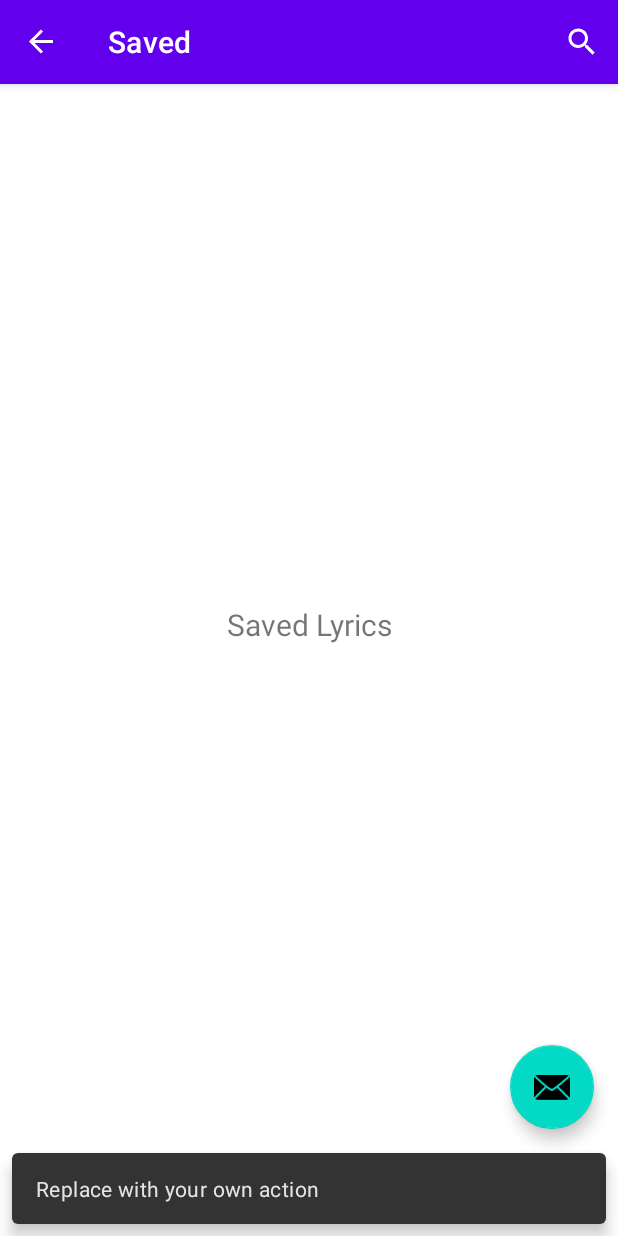
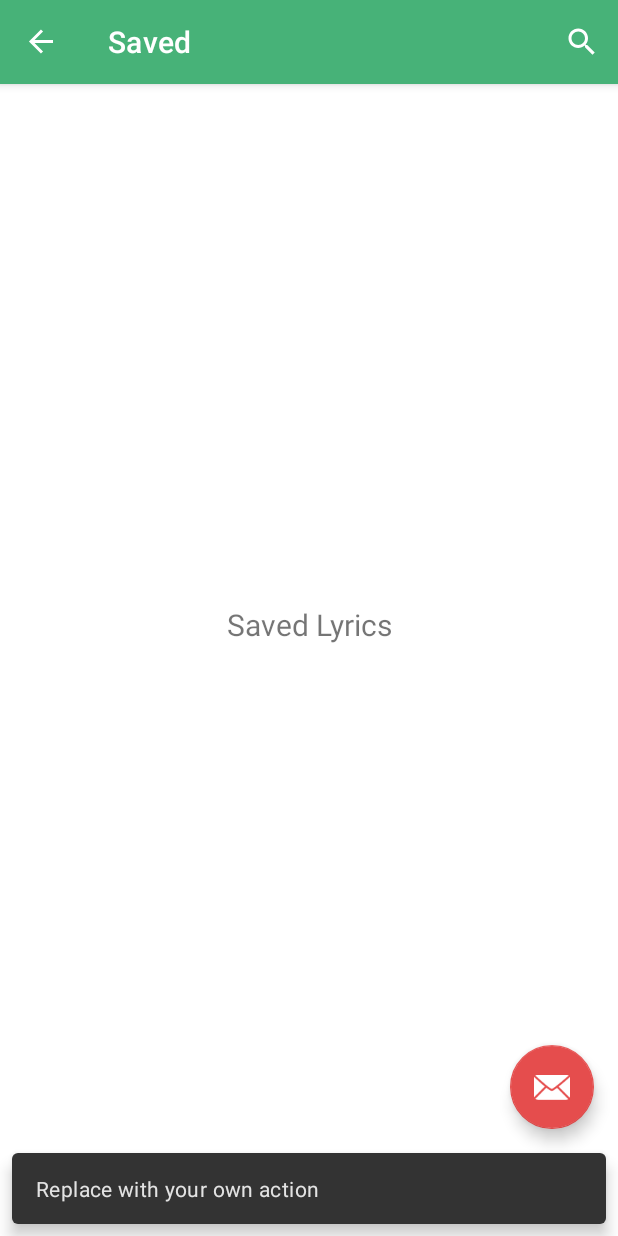
Before and after one commit to TecCheck/FastLyrics, an Android app: the screen it shows after launch (MainActivity), in the side drawer, after a tap on "Saved", on a phone screen of 412 x 824 dp. Run offline under Robolectric (Android 15) with nearby library versions, the phone set to English and light mode, and no system bars; our stand-ins replace navigation-ui.

Commit message:
Tweak theme

```diff
--- a/app/src/main/res/drawable/side_nav_bar.xml
+++ b/app/src/main/res/drawable/side_nav_bar.xml
@@ -2,8 +2,7 @@
     android:shape="rectangle">
     <gradient
         android:angle="135"
-        android:centerColor="#009688"
-        android:endColor="#00695C"
-        android:startColor="#4DB6AC"
+        android:endColor="@color/theme_primary_dark"
+        android:startColor="@color/theme_primary"
         android:type="linear" />
 </shape>
--- a/app/src/main/res/values-night/themes.xml
+++ b/app/src/main/res/values-night/themes.xml
@@ -2,13 +2,13 @@
     <!-- Base application theme. -->
     <style name="Theme.FastLyrics" parent="Theme.MaterialComponents.DayNight.DarkActionBar">
         <!-- Primary brand color. -->
-        <item name="colorPrimary">@color/purple_200</item>
-        <item name="colorPrimaryVariant">@color/purple_700</item>
-        <item name="colorOnPrimary">@color/black</item>
+        <item name="colorPrimary">@color/theme_primary</item>
+        <item name="colorPrimaryVariant">@color/theme_primary_dark</item>
+        <item name="colorOnPrimary">@color/theme_on_primary</item>
         <!-- Secondary brand color. -->
-        <item name="colorSecondary">@color/teal_200</item>
-        <item name="colorSecondaryVariant">@color/teal_200</item>
-        <item name="colorOnSecondary">@color/black</item>
+        <item name="colorSecondary">@color/theme_secondary</item>
+        <item name="colorSecondaryVariant">@color/theme_secondary_dark</item>
+        <item name="colorOnSecondary">@color/theme_on_secondary</item>
         <!-- Status bar color. -->
         <item name="android:statusBarColor" tools:targetApi="l">?attr/colorPrimaryVariant</item>
         <!-- Customize your theme here. -->
--- a/app/src/main/res/values/colors.xml
+++ b/app/src/main/res/values/colors.xml
@@ -1,10 +1,12 @@
 <?xml version="1.0" encoding="utf-8"?>
 <resources>
-    <color name="purple_200">#FFBB86FC</color>
-    <color name="purple_500">#FF6200EE</color>
-    <color name="purple_700">#FF3700B3</color>
-    <color name="teal_200">#FF03DAC5</color>
-    <color name="teal_700">#FF018786</color>
+    <color name="theme_primary">#47b278</color>
+    <color name="theme_primary_dark">#396f52</color>
+    <color name="theme_secondary">#E54D4D</color>
+    <color name="theme_secondary_dark">#9A0000</color>
+    <color name="theme_on_primary">#ffffff</color>
+    <color name="theme_on_secondary">#ffffff</color>
+
     <color name="black">#FF000000</color>
     <color name="white">#FFFFFFFF</color>
 </resources>
--- a/app/src/main/res/values/themes.xml
+++ b/app/src/main/res/values/themes.xml
@@ -2,13 +2,13 @@
     <!-- Base application theme. -->
     <style name="Theme.FastLyrics" parent="Theme.MaterialComponents.DayNight.DarkActionBar">
         <!-- Primary brand color. -->
-        <item name="colorPrimary">@color/purple_500</item>
-        <item name="colorPrimaryVariant">@color/purple_700</item>
-        <item name="colorOnPrimary">@color/white</item>
+        <item name="colorPrimary">@color/theme_primary</item>
+        <item name="colorPrimaryVariant">@color/theme_primary_dark</item>
+        <item name="colorOnPrimary">@color/theme_on_primary</item>
         <!-- Secondary brand color. -->
-        <item name="colorSecondary">@color/teal_200</item>
-        <item name="colorSecondaryVariant">@color/teal_700</item>
-        <item name="colorOnSecondary">@color/black</item>
+        <item name="colorSecondary">@color/theme_secondary</item>
+        <item name="colorSecondaryVariant">@color/theme_secondary_dark</item>
+        <item name="colorOnSecondary">@color/theme_on_secondary</item>
         <!-- Status bar color. -->
         <item name="android:statusBarColor" tools:targetApi="l">?attr/colorPrimaryVariant</item>
         <!-- Customize your theme here. -->
```
